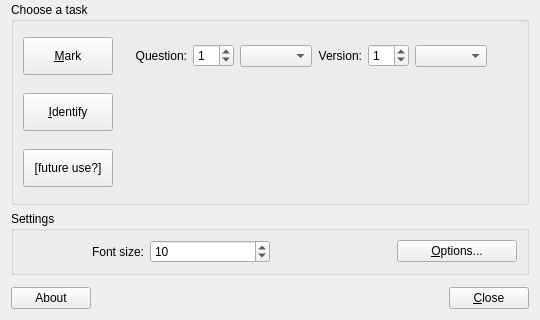
Before: the Qt Designer form plomclient/client/ui_files/chooser.ui in plomgrading/plom-client, drawn with Qt 5; both pictures show x 0 to 540 and y 252 to 572 of the 540 by 572 pixel window.
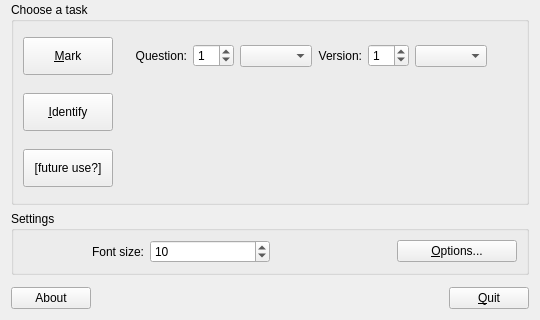
After: the same form once the commit is applied.

Commit message: Just change close to quit

The edit to the form file:
```diff
--- a/plomclient/client/ui_files/chooser.ui
+++ b/plomclient/client/ui_files/chooser.ui
@@ -496,7 +496,7 @@
       <item>
        <widget class="QPushButton" name="closeButton">
         <property name="text">
-         <string>&amp;Close</string>
+         <string>&amp;Quit</string>
         </property>
        </widget>
       </item>
```
The commit also changes 1 other file.
